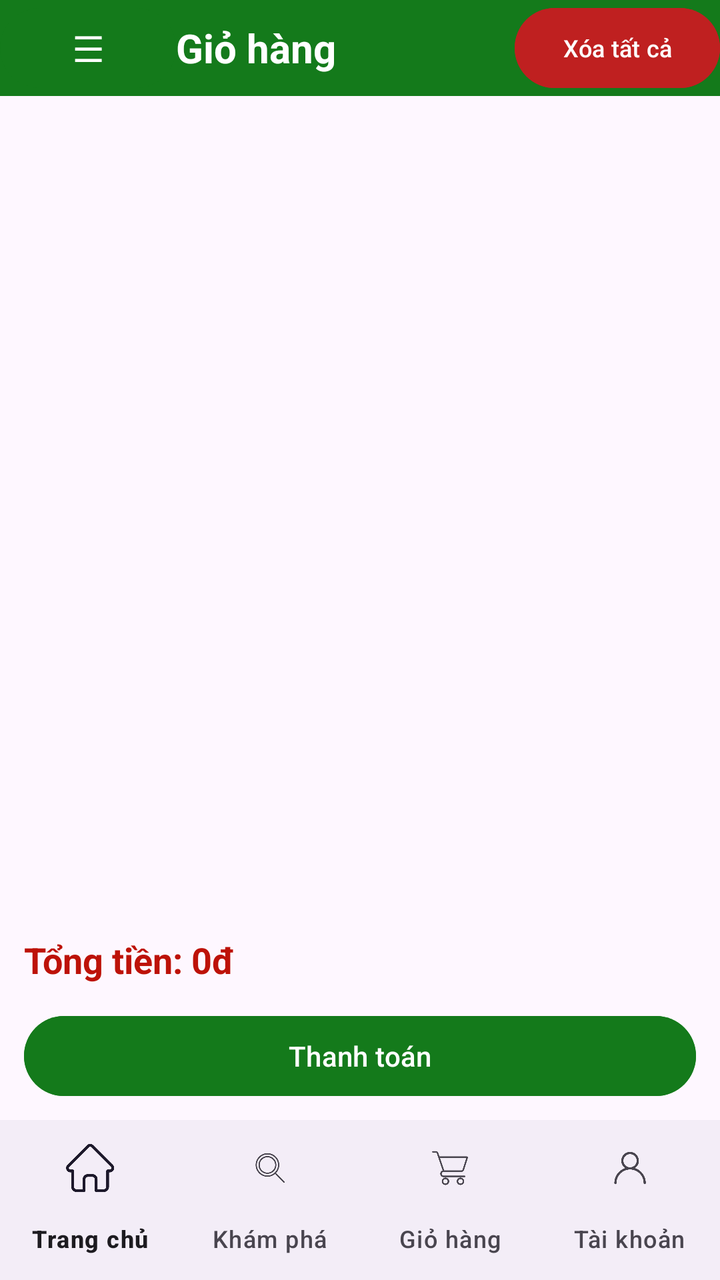
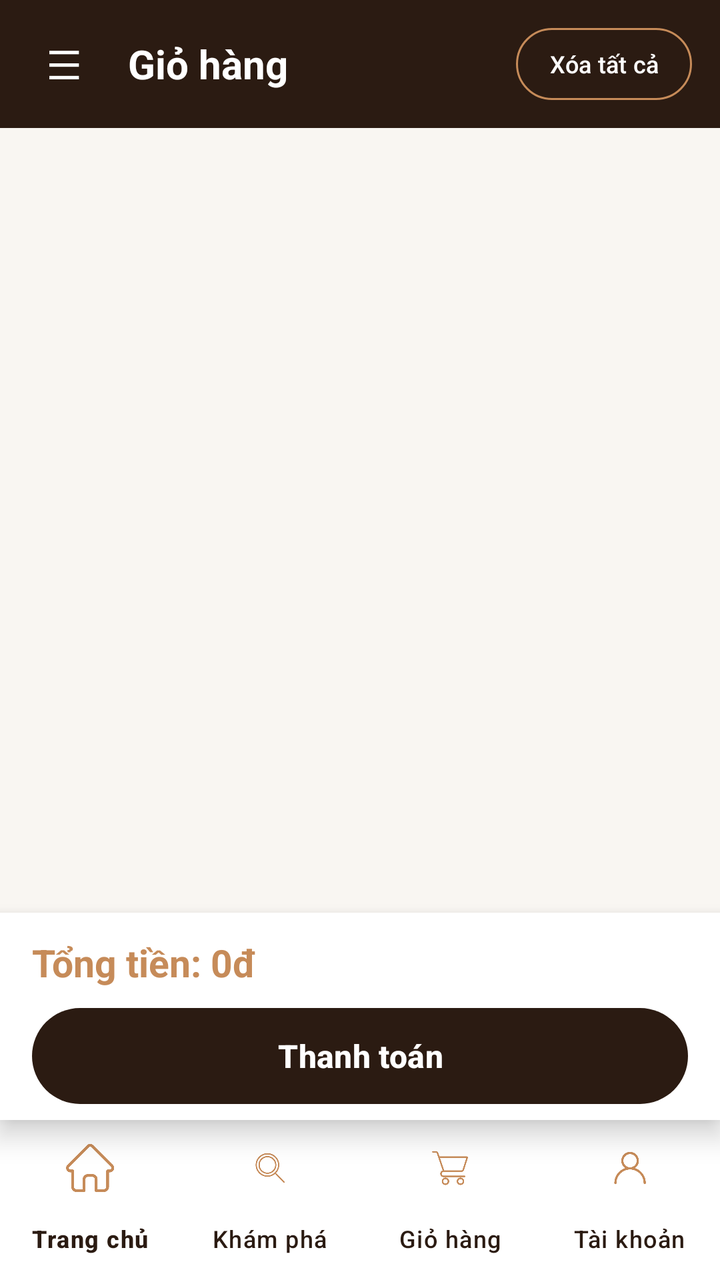

Two renders of the same Android screen: before a commit and after it. Below are the layout's source before the change and the commit's diff.
<!-- AndroidManifest.xml: application theme Theme.MobilePro -->
<!-- res/layout/activity_cart.xml -->
<?xml version="1.0" encoding="utf-8"?>

<androidx.drawerlayout.widget.DrawerLayout
    xmlns:android="http://schemas.android.com/apk/res/android"
    xmlns:app="http://schemas.android.com/apk/res-auto"
    android:id="@+id/drawerLayout"
    android:layout_width="match_parent"
    android:layout_height="match_parent">

    <LinearLayout
        android:layout_width="match_parent"
        android:layout_height="match_parent"
        android:orientation="vertical">

        <LinearLayout
            android:layout_width="match_parent"
            android:layout_height="wrap_content"
            android:orientation="horizontal"
            android:background="@color/green"
            android:gravity="center_vertical">

            <Button
                android:id="@+id/btnMenu"
                android:layout_width="wrap_content"
                android:layout_height="wrap_content"
                android:text="☰"
                android:textSize="18sp"
                android:backgroundTint="@color/green"
                android:textColor="#FFFFFF" />

            <TextView
                android:layout_width="0dp"
                android:layout_height="wrap_content"
                android:layout_weight="1"
                android:text="Giỏ hàng"
                android:textSize="20sp"
                android:textColor="#FFFFFF"
                android:textStyle="bold" />

            <Button
                android:id="@+id/btnClearCart"
                android:layout_width="wrap_content"
                android:layout_height="wrap_content"
                android:text="Xóa tất cả"
                android:textSize="12sp"
                android:textColor="#FFFFFF"
                android:backgroundTint="#BF2020" />
        </LinearLayout>

        <ListView
            android:id="@+id/listCart"
            android:layout_width="match_parent"
            android:layout_height="0dp"
            android:layout_weight="1"
            android:padding="5dp" />

        <TextView
            android:id="@+id/tvTotalPrice"
            android:layout_width="match_parent"
            android:layout_height="wrap_content"
            android:padding="12dp"
            android:text="Tổng tiền: 0đ"
            android:textSize="18sp"
            android:textStyle="bold"
            android:textColor="#BD1208" />

        <Button
            android:id="@+id/btnCheckout"
            android:layout_width="match_parent"
            android:layout_height="wrap_content"
            android:layout_marginStart="12dp"
            android:layout_marginEnd="12dp"
            android:layout_marginBottom="8dp"
            android:backgroundTint="@color/green"
            android:text="Thanh toán" />

        <com.google.android.material.bottomnavigation.BottomNavigationView
            android:id="@+id/bottomNav"
            android:layout_width="match_parent"
            android:layout_height="wrap_content"
            app:labelVisibilityMode="labeled"
            app:menu="@menu/bottom_nav_menu" />

    </LinearLayout>

    <com.google.android.material.navigation.NavigationView
        android:id="@+id/navigationView"
        android:layout_width="wrap_content"
        android:layout_height="match_parent"
        android:layout_gravity="start"
        app:menu="@menu/drawer_menu" />

</androidx.drawerlayout.widget.DrawerLayout>
<!-- resources referenced by this layout -->
<resources>
  <color name="green">#147A1B</color>
  <style name="Theme.MobilePro" parent="Base.Theme.MobilePro" />
  <style name="Base.Theme.MobilePro" parent="Theme.Material3.DayNight.NoActionBar">
          
          
      </style>
</resources>

<!-- the commit's change to res/layout/activity_cart.xml (unified diff, before → after) -->
@@ -10,41 +10,55 @@
     <LinearLayout
         android:layout_width="match_parent"
         android:layout_height="match_parent"
+        android:background="@color/cream"
         android:orientation="vertical">
 
         <LinearLayout
             android:layout_width="match_parent"
-            android:layout_height="wrap_content"
+            android:layout_height="?attr/actionBarSize"
+            android:background="@color/brown"
+            android:gravity="center_vertical"
             android:orientation="horizontal"
-            android:background="@color/green"
-            android:gravity="center_vertical">
+            android:paddingHorizontal="8dp">
 
-            <Button
+            <com.google.android.material.button.MaterialButton
                 android:id="@+id/btnMenu"
-                android:layout_width="wrap_content"
-                android:layout_height="wrap_content"
+                style="@style/Widget.Material3.Button.TextButton"
+                android:layout_width="48dp"
+                android:layout_height="48dp"
+                android:insetTop="0dp"
+                android:insetBottom="0dp"
+                android:minWidth="0dp"
+                android:padding="0dp"
                 android:text="☰"
-                android:textSize="18sp"
-                android:backgroundTint="@color/green"
-                android:textColor="#FFFFFF" />
+                android:textColor="@color/white"
+                android:textSize="20sp" />
 
             <TextView
                 android:layout_width="0dp"
                 android:layout_height="wrap_content"
+                android:layout_marginStart="8dp"
                 android:layout_weight="1"
                 android:text="Giỏ hàng"
+                android:textColor="@color/white"
                 android:textSize="20sp"
-                android:textColor="#FFFFFF"
                 android:textStyle="bold" />
 
-            <Button
+            <com.google.android.material.button.MaterialButton
                 android:id="@+id/btnClearCart"
+                style="@style/Widget.Material3.Button.OutlinedButton"
                 android:layout_width="wrap_content"
-                android:layout_height="wrap_content"
+                android:layout_height="36dp"
+                android:layout_marginEnd="6dp"
+                android:insetTop="0dp"
+                android:insetBottom="0dp"
+                android:paddingHorizontal="12dp"
                 android:text="Xóa tất cả"
+                android:textColor="@color/white"
                 android:textSize="12sp"
-                android:textColor="#FFFFFF"
-                android:backgroundTint="#BF2020" />
+                app:cornerRadius="18dp"
+                app:strokeColor="@color/caramel"
+                app:strokeWidth="1dp" />
         </LinearLayout>
 
         <ListView
@@ -52,32 +66,61 @@
             android:layout_width="match_parent"
             android:layout_height="0dp"
             android:layout_weight="1"
-            android:padding="5dp" />
+            android:clipToPadding="false"
+            android:divider="@android:color/transparent"
+            android:dividerHeight="10dp"
+            android:paddingHorizontal="12dp"
+            android:paddingVertical="12dp" />
 
-        <TextView
-            android:id="@+id/tvTotalPrice"
+        <com.google.android.material.card.MaterialCardView
             android:layout_width="match_parent"
             android:layout_height="wrap_content"
-            android:padding="12dp"
-            android:text="Tổng tiền: 0đ"
-            android:textSize="18sp"
-            android:textStyle="bold"
-            android:textColor="#BD1208" />
+            app:cardBackgroundColor="@color/white"
+            app:cardCornerRadius="0dp"
+            app:cardElevation="8dp"
+            app:strokeWidth="0dp">
 
-        <Button
-            android:id="@+id/btnCheckout"
-            android:layout_width="match_parent"
-            android:layout_height="wrap_content"
-            android:layout_marginStart="12dp"
-            android:layout_marginEnd="12dp"
-            android:layout_marginBottom="8dp"
-            android:backgroundTint="@color/green"
-            android:text="Thanh toán" />
+            <LinearLayout
+                android:layout_width="match_parent"
+                android:layout_height="wrap_content"
+                android:orientation="vertical"
+                android:paddingHorizontal="16dp"
+                android:paddingTop="12dp"
+                android:paddingBottom="8dp">
+
+                <TextView
+                    android:id="@+id/tvTotalPrice"
+                    android:layout_width="match_parent"
+                    android:layout_height="wrap_content"
+                    android:layout_marginBottom="10dp"
+                    android:text="Tổng tiền: 0đ"
+                    android:textColor="@color/caramel"
+                    android:textSize="19sp"
+                    android:textStyle="bold" />
+
+                <com.google.android.material.button.MaterialButton
+                    android:id="@+id/btnCheckout"
+                    android:layout_width="match_parent"
+                    android:layout_height="48dp"
+                    android:insetTop="0dp"
+                    android:insetBottom="0dp"
+                    android:text="Thanh toán"
+                    android:textColor="@color/white"
+                    android:textSize="16sp"
+                    android:textStyle="bold"
+                    app:backgroundTint="@color/brown"
+                    app:cornerRadius="24dp" />
+            </LinearLayout>
+        </com.google.android.material.card.MaterialCardView>
 
         <com.google.android.material.bottomnavigation.BottomNavigationView
             android:id="@+id/bottomNav"
             android:layout_width="match_parent"
             android:layout_height="wrap_content"
+            android:background="@color/white"
+            app:itemActiveIndicatorStyle="@null"
+            app:itemIconTint="@color/caramel"
+            app:itemTextColor="@color/brown"
             app:labelVisibilityMode="labeled"
             app:menu="@menu/bottom_nav_menu" />
 
@@ -88,6 +131,9 @@
         android:layout_width="wrap_content"
         android:layout_height="match_parent"
         android:layout_gravity="start"
+        android:background="@color/cream"
+        app:itemIconTint="@color/brown"
+        app:itemTextColor="@color/brown"
         app:menu="@menu/drawer_menu" />
 
 </androidx.drawerlayout.widget.DrawerLayout>
<!-- resource entries referenced after the edit -->
@@ -1,6 +1,9 @@
 <!-- resources referenced by this layout -->
 <resources>
-  <color name="green">#147A1B</color>
+  <color name="brown">#2B1B12</color>
+  <color name="caramel">#C68B59</color>
+  <color name="cream">#F9F6F2</color>
+  <color name="white">#FFFFFFFF</color>
   <style name="Theme.MobilePro" parent="Base.Theme.MobilePro" />
   <style name="Base.Theme.MobilePro" parent="Theme.Material3.DayNight.NoActionBar">
           
